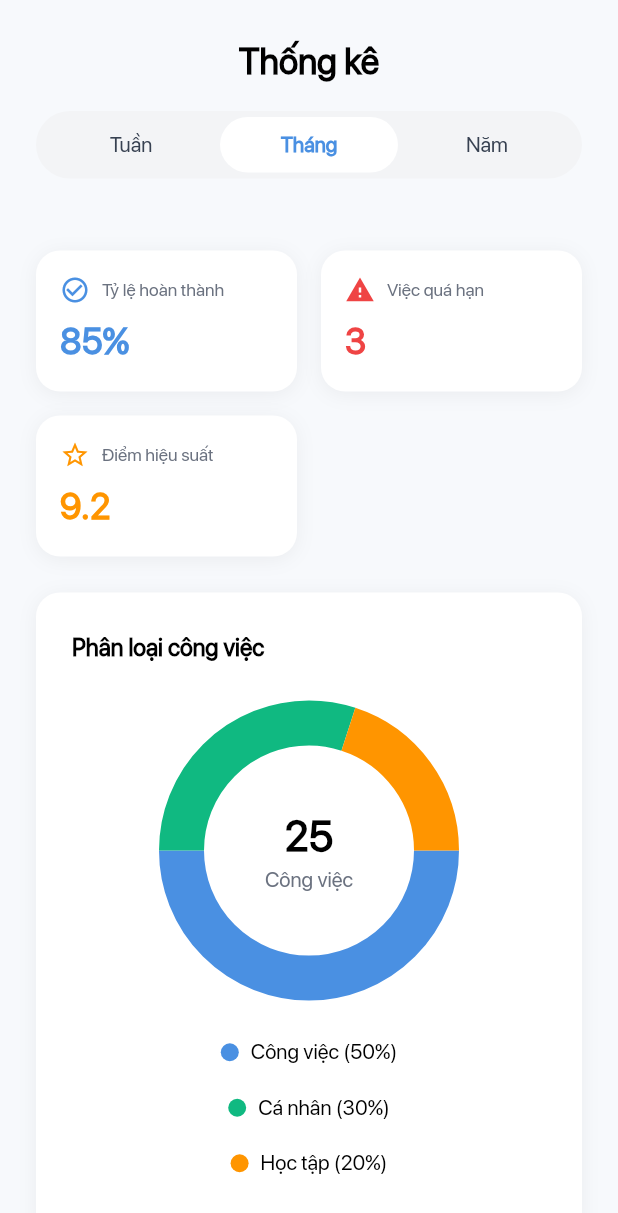
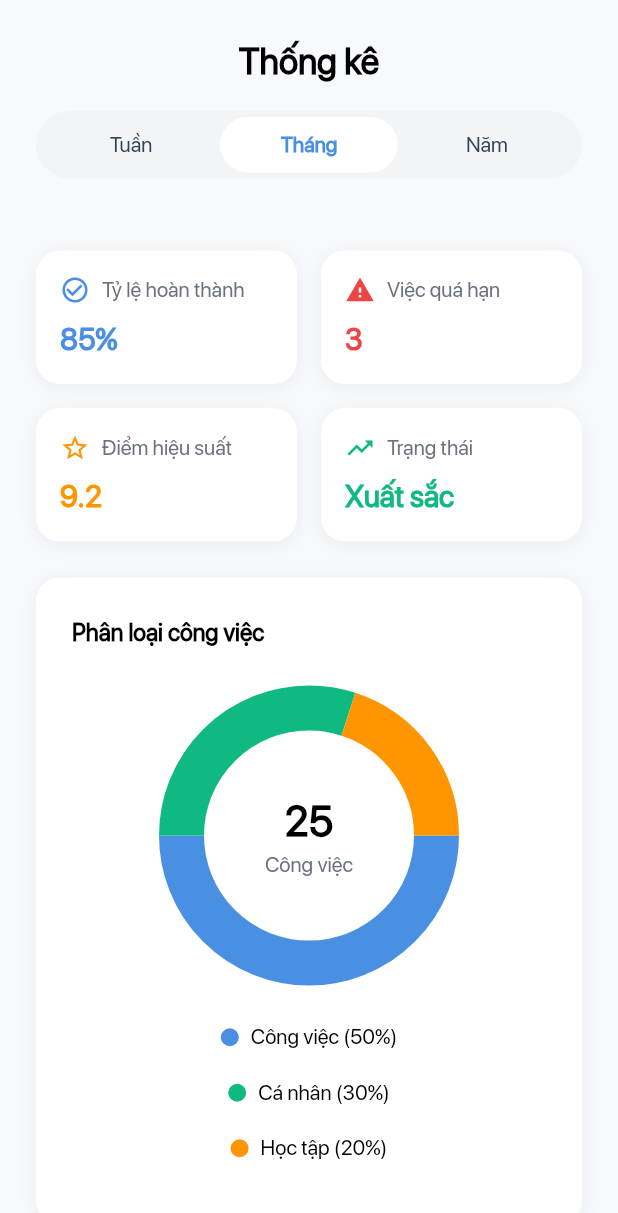
Before and after one commit to huynhkhuanit/task_management_app, a Flutter app: the StatisticsScreen screen opened directly, on a phone screen of 412 x 824 dp. Shown: the top 1213 px of the screen. Run offline on Flutter 3.47's test engine with Material 3 defaults, Android fonts, the phone set to English and light mode, and no system bars; drawn by our look-alikes of fl_chart.

Commit message:
Add heading 3 text style to font resources; implement performance status indicators in StatisticsScreen
- Introduced a new heading3 style (20px) in font_resources.dart.
- Added computed properties for status text, color, and icon based on performance score in StatisticsScreen.
- Updated UI to display performance status in the statistics card.

```diff
--- a/lib/res/fonts/font_resources.dart
+++ b/lib/res/fonts/font_resources.dart
@@ -66,6 +66,22 @@ class _StylesAccessor {
     return TextStyle(
       fontFamily: 'SFProDisplay',
       fontSize: 24,
+      fontWeight: weight,
+      color: color,
+      letterSpacing: letterSpacing,
+      height: 1.4,
+    );
+  }
+
+  /// Create heading 3 style (20px)
+  TextStyle heading3({
+    FontWeight weight = FontWeight.w700,
+    Color? color,
+    double? letterSpacing,
+  }) {
+    return TextStyle(
+      fontFamily: 'SFProDisplay',
+      fontSize: 20,
       fontWeight: weight,
       color: color,
       letterSpacing: letterSpacing,
--- a/lib/screens/statistics_screen.dart
+++ b/lib/screens/statistics_screen.dart
@@ -18,6 +18,28 @@ class _StatisticsScreenState extends State<StatisticsScreen> {
   final int overdueTasks = 3;
   final double performanceScore = 9.2;
   final int totalTasks = 25;
+
+  // Get status based on performance score
+  String get statusText {
+    if (performanceScore >= 9.0) return 'Xuất sắc';
+    if (performanceScore >= 7.0) return 'Tốt';
+    if (performanceScore >= 5.0) return 'Khá';
+    return 'Cần cải thiện';
+  }
+
+  Color get statusColor {
+    if (performanceScore >= 9.0) return AppColors.success;
+    if (performanceScore >= 7.0) return AppColors.primary;
+    if (performanceScore >= 5.0) return const Color(0xFFFF9500);
+    return AppColors.error;
+  }
+
+  IconData get statusIcon {
+    if (performanceScore >= 9.0) return Icons.trending_up;
+    if (performanceScore >= 7.0) return Icons.assessment_outlined;
+    if (performanceScore >= 5.0) return Icons.trending_flat;
+    return Icons.trending_down;
+  }
 
   // Category distribution data
   final List<CategoryData> categoryData = [
@@ -131,7 +153,14 @@ class _StatisticsScreenState extends State<StatisticsScreen> {
                           ),
                         ),
                         const SizedBox(width: AppDimensions.paddingMedium),
-                        const Expanded(child: SizedBox()),
+                        Expanded(
+                          child: _buildStatCard(
+                            'Trạng thái',
+                            statusText,
+                            statusColor,
+                            statusIcon,
+                          ),
+                        ),
                       ],
                     ),
                     const SizedBox(height: AppDimensions.paddingLarge),
@@ -318,7 +347,7 @@ class _StatisticsScreenState extends State<StatisticsScreen> {
                 child: Text(
                   title,
                   style: R.styles.body(
-                    size: 12,
+                    size: 14,
                     color: AppColors.grey,
                   ),
                   maxLines: 2,
@@ -330,7 +359,7 @@ class _StatisticsScreenState extends State<StatisticsScreen> {
           const SizedBox(height: AppDimensions.paddingSmall),
           Text(
             value,
-            style: R.styles.heading2(
+            style: R.styles.heading3(
               color: color,
               weight: FontWeight.w700,
             ),
```
